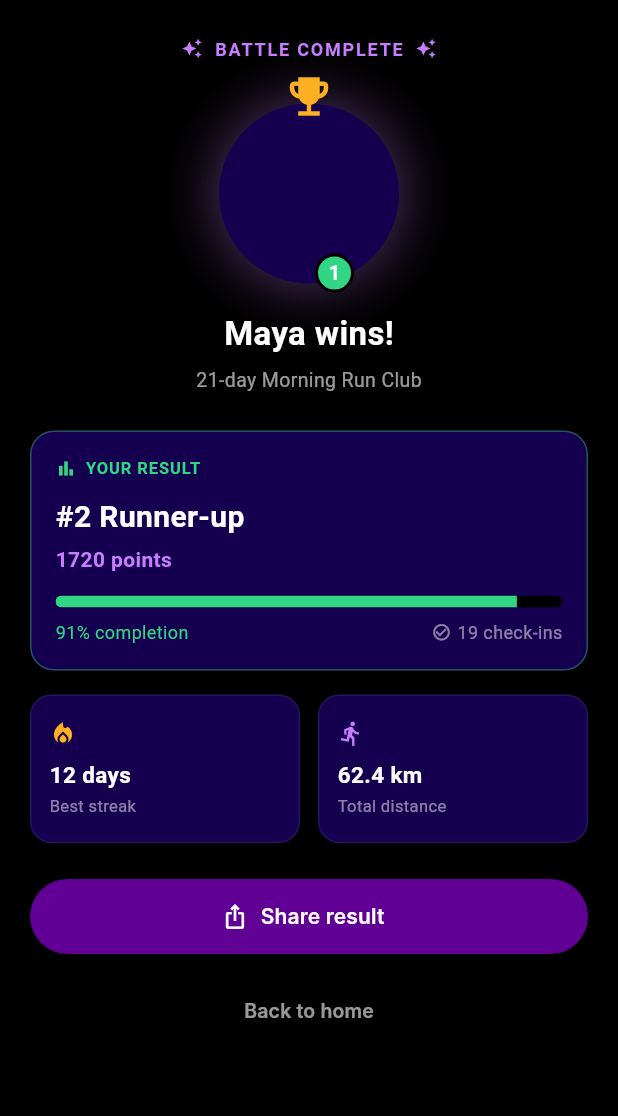
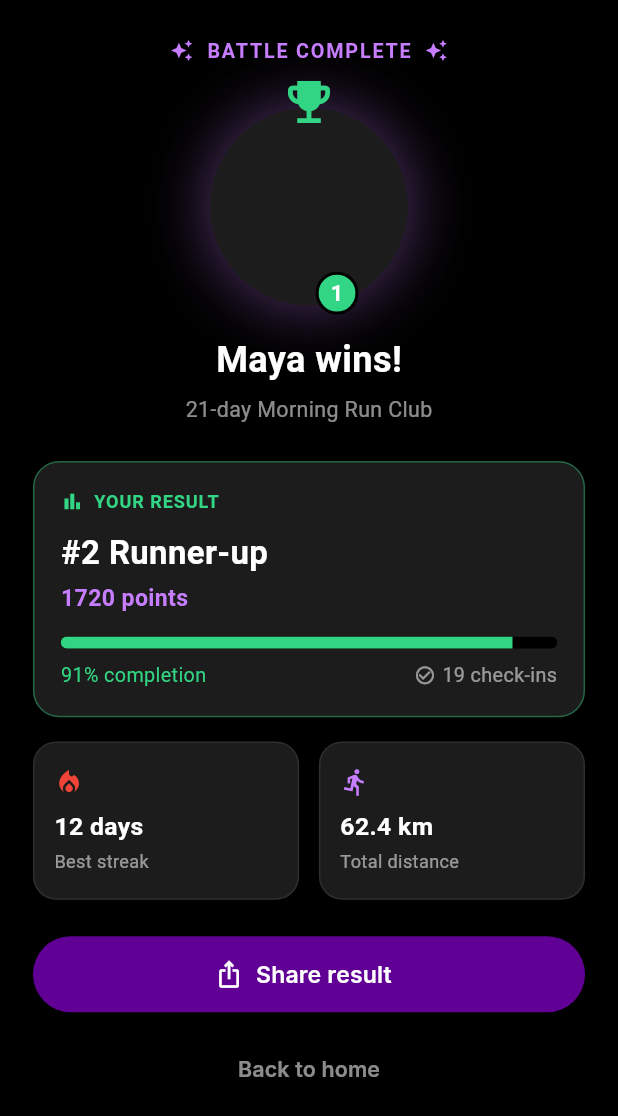
Before and after one commit to zeinawael735/Streak-Battle, a Flutter app: the screen it shows after launch, on a phone screen of 412 x 824 dp. Shown: the top 1116 px of the screen. Run offline on Flutter 3.47's test engine with Material 3 defaults, Android fonts, the phone set to English and light mode, and no system bars; our stand-ins replace cloud_firestore, equatable, firebase_auth, firebase_core, flutter_bloc, flutter_local_notifications and 7 more; accounts and stored records are empty; Roboto replaces fonts that are missing (Inter, Manrope).

Commit message:
theme + responsive + animation defined

```diff
--- a/lib/core/theme/theme.dart
+++ b/lib/core/theme/theme.dart
@@ -55,6 +55,7 @@ class AppTheme {
       colorScheme: const ColorScheme.light(
         primary: AppColors.purple,
         secondary: AppColors.violetFocus,
+        tertiary: AppColors.success,
         error: AppColors.error,
         surface: AppColors.white,
       ),
@@ -92,6 +93,7 @@ class AppTheme {
       colorScheme: const ColorScheme.dark(
         primary: AppColors.purple,
         secondary: AppColors.violetFocus,
+        tertiary: AppColors.success,
         error: AppColors.error,
         surface: AppColors.indigo,
       ),
--- /dev/null
+++ b/lib/core/utils/responsive_helper.dart
@@ -0,0 +1,17 @@
+import 'package:flutter/material.dart';
+
+class ResponsiveHelper {
+  static const double _designWidth = 375;
+  static const double _designHeight = 812;
+
+  final double screenWidth;
+  final double screenHeight;
+
+  ResponsiveHelper(BuildContext context)
+      : screenWidth = MediaQuery.of(context).size.width,
+        screenHeight = MediaQuery.of(context).size.height;
+
+  double w(double value) => value * (screenWidth / _designWidth);
+  double h(double value) => value * (screenHeight / _designHeight);
+  double sp(double value) => w(value);
+}
--- a/lib/features/results/view/screens/battle_result_screen.dart
+++ b/lib/features/results/view/screens/battle_result_screen.dart
@@ -1,6 +1,6 @@
 import 'package:flutter/material.dart';
 import 'package:flutter_bloc/flutter_bloc.dart';
-import 'package:streak_battle/core/theme/theme.dart';
+import 'package:streak_battle/core/utils/responsive_helper.dart';
 import '../../view_model/battle_result_cubit.dart';
 import '../../view_model/battle_result_state.dart';
 
@@ -16,141 +16,230 @@ class BattleResultScreen extends StatelessWidget {
   }
 }
 
-class _BattleResultView extends StatelessWidget {
+class _BattleResultView extends StatefulWidget {
   const _BattleResultView();
 
   @override
+  State<_BattleResultView> createState() => _BattleResultViewState();
+}
+
+class _BattleResultViewState extends State<_BattleResultView>
+    with TickerProviderStateMixin {
+  late final AnimationController _scaleController;
+  late final AnimationController _fadeController;
+  late final Animation<double> _circleScale;
+  late final Animation<double> _crownOffset;
+  late final Animation<double> _contentFade;
+
+  bool _hasPlayedOnce = false;
+
+  @override
+  void initState() {
+    super.initState();
+
+    _scaleController = AnimationController(
+      vsync: this,
+      duration: const Duration(milliseconds: 700),
+    );
+
+    _fadeController = AnimationController(
+      vsync: this,
+      duration: const Duration(milliseconds: 500),
+    );
+
+    _circleScale = CurvedAnimation(
+      parent: _scaleController,
+      curve: Curves.elasticOut,
+    );
+
+    _crownOffset = Tween<double>(begin: -40, end: 0).animate(
+      CurvedAnimation(
+        parent: _scaleController,
+        curve: const Interval(0.3, 1.0, curve: Curves.bounceOut),
+      ),
+    );
+
+    _contentFade = CurvedAnimation(
+      parent: _fadeController,
+      curve: Curves.easeIn,
+    );
+  }
+
+  void _playCelebrationOnce() {
+    if (_hasPlayedOnce) return;
+    _hasPlayedOnce = true;
+    _scaleController.forward();
+    Future.delayed(const Duration(milliseconds: 400), () {
+      if (mounted) _fadeController.forward();
+    });
+  }
+
+  @override
+  void dispose() {
+    _scaleController.dispose();
+    _fadeController.dispose();
+    super.dispose();
+  }
+
+  @override
   Widget build(BuildContext context) {
+    final theme = Theme.of(context);
+    final isDark = theme.brightness == Brightness.dark;
+    final textColor = theme.colorScheme.onSurface;
+    final secondaryTextColor = textColor.withOpacity(0.55);
+    final cardColor = isDark ? const Color(0xFF1C1C1C) : const Color(0xFFF5F5F5);
+    final progressBg = isDark ? Colors.black : Colors.grey.shade300;
+    final r = ResponsiveHelper(context);
+
     return Scaffold(
-      backgroundColor: AppColors.black,
+      backgroundColor: theme.scaffoldBackgroundColor,
       body: SafeArea(
         child: BlocBuilder<BattleResultCubit, BattleResultState>(
           builder: (context, state) {
             if (state is BattleResultCalculating) {
-              return const Center(
-                child: CircularProgressIndicator(color: AppColors.violetFocus),
+              return Center(
+                child: CircularProgressIndicator(color: theme.colorScheme.secondary),
               );
             }
 
             if (state is BattleResultError) {
               return Center(
-                child: Text(state.message,
-                    style: const TextStyle(color: AppColors.white)),
+                child: Text(state.message, style: TextStyle(color: textColor)),
               );
             }
 
             final result = state as BattleResultLoaded;
 
+            // Trigger the celebration animation once data is ready.
+            WidgetsBinding.instance.addPostFrameCallback((_) {
+              _playCelebrationOnce();
+            });
+
             return SingleChildScrollView(
-              padding: const EdgeInsets.symmetric(horizontal: 20),
+              padding: EdgeInsets.symmetric(horizontal: r.w(20)),
               child: Column(
                 children: [
-                  const SizedBox(height: 24),
+                  SizedBox(height: r.h(24)),
 
                   // ================= HEADER =================
-                  const Row(
+                  Row(
                     mainAxisAlignment: MainAxisAlignment.center,
                     children: [
                       Icon(Icons.auto_awesome,
-                          color: AppColors.violetFocus, size: 14),
-                      SizedBox(width: 8),
+                          color: theme.colorScheme.secondary, size: r.w(14)),
+                      SizedBox(width: r.w(8)),
                       Text(
                         'BATTLE COMPLETE',
                         style: TextStyle(
-                          color: AppColors.violetFocus,
-                          fontSize: 12,
+                          color: theme.colorScheme.secondary,
+                          fontSize: r.sp(12),
                           fontWeight: FontWeight.bold,
                           letterSpacing: 1.2,
                         ),
                       ),
-                      SizedBox(width: 8),
+                      SizedBox(width: r.w(8)),
                       Icon(Icons.auto_awesome,
-                          color: AppColors.violetFocus, size: 14),
+                          color: theme.colorScheme.secondary, size: r.w(14)),
                     ],
                   ),
 
-                  const SizedBox(height: 28),
+                  SizedBox(height: r.h(28)),
 
-                  // ================= WINNER CIRCLE =================
-                  Stack(
+                  // ================= WINNER CIRCLE (ANIMATED) =================
+                  AnimatedBuilder(
+                    animation: _scaleController,
+                    builder: (context, child) {
+                      return Transform.scale(
+                        scale: _circleScale.value,
+                        child: child,
+                      );
+                    },
+                    child: Stack(
                       clipBehavior: Clip.none,
                       alignment: Alignment.center,
                       children: [
                         Container(
-                        width: 120,
-                        height: 120,
+                          width: r.w(120),
+                          height: r.w(120),
                           decoration: BoxDecoration(
                             shape: BoxShape.circle,
-                          color: AppColors.indigo,
+                            color: cardColor,
                             boxShadow: [
                               BoxShadow(
-                              color: AppColors.violetFocus.withOpacity(0.35),
-                              blurRadius: 30,
-                              spreadRadius: 4,
+                                color: theme.colorScheme.secondary.withOpacity(0.35),
+                                blurRadius: r.w(30),
+                                spreadRadius: r.w(4),
                               ),
                             ],
                           ),
                         ),
-                      Positioned(
-                        top: -22,
+                        AnimatedBuilder(
+                          animation: _crownOffset,
+                          builder: (context, child) {
+                            return Positioned(
+                              top: r.h(-22) + _crownOffset.value,
+                              child: child!,
+                            );
+                          },
                           child: Icon(Icons.emoji_events,
-                            color: AppColors.warning, size: 34),
+                              color: theme.colorScheme.tertiary, size: r.w(34)),
                         ),
                         Positioned(
-                        bottom: -6,
-                        right: 30,
+                          bottom: r.h(-6),
+                          right: r.w(30),
                           child: Container(
-                          width: 26,
-                          height: 26,
+                            width: r.w(26),
+                            height: r.w(26),
                             decoration: BoxDecoration(
-                            color: AppColors.success,
+                              color: theme.colorScheme.tertiary,
                               shape: BoxShape.circle,
-                            border: Border.all(color: AppColors.black, width: 2),
+                              border: Border.all(
+                                  color: theme.scaffoldBackgroundColor, width: 2),
                             ),
-                          child: const Center(
+                            child: Center(
                               child: Text('1',
                                   style: TextStyle(
-                                    color: AppColors.white,
+                                      color: Colors.white,
                                       fontWeight: FontWeight.bold,
-                                    fontSize: 13)),
+                                      fontSize: r.sp(13))),
                             ),
                           ),
                         ),
                       ],
                     ),
+                  ),
 
-                  const SizedBox(height: 18),
+                  SizedBox(height: r.h(18)),
 
+                  // ================= FADE-IN CONTENT =================
+                  FadeTransition(
+                    opacity: _contentFade,
+                    child: Column(
+                      children: [
                         Text(
                           '${result.winnerName} wins!',
-                    style: const TextStyle(
-                      color: AppColors.white,
-                      fontSize: 22,
+                          style: TextStyle(
+                            color: textColor,
+                            fontSize: r.sp(22),
                             fontWeight: FontWeight.bold,
                           ),
                         ),
-
-                  const SizedBox(height: 6),
-
+                        SizedBox(height: r.h(6)),
                         Text(
                           result.battleTitle,
-                    style: TextStyle(
-                      color: AppColors.white.withOpacity(0.6),
-                      fontSize: 13,
+                          style: TextStyle(color: secondaryTextColor, fontSize: r.sp(13)),
                         ),
-                  ),
-
-                  const SizedBox(height: 24),
+                        SizedBox(height: r.h(24)),
 
                         // ================= YOUR RESULT CARD =================
                         Container(
                           width: double.infinity,
-                    padding: const EdgeInsets.all(16),
+                          padding: EdgeInsets.all(r.w(16)),
                           decoration: BoxDecoration(
-                      color: AppColors.indigo,
-                      borderRadius: BorderRadius.circular(16),
+                            color: cardColor,
+                            borderRadius: BorderRadius.circular(r.w(16)),
                             border: Border.all(
-                          color: AppColors.success.withOpacity(0.4)),
+                                color: theme.colorScheme.tertiary.withOpacity(0.4)),
                           ),
                           child: Column(
                             crossAxisAlignment: CrossAxisAlignment.start,
@@ -158,68 +247,67 @@ class _BattleResultView extends StatelessWidget {
                               Row(
                                 children: [
                                   Icon(Icons.bar_chart,
-                                color: AppColors.success, size: 14),
-                            const SizedBox(width: 6),
+                                      color: theme.colorScheme.tertiary, size: r.w(14)),
+                                  SizedBox(width: r.w(6)),
                                   Text(
                                     'YOUR RESULT',
                                     style: TextStyle(
-                                color: AppColors.success,
-                                fontSize: 11,
+                                      color: theme.colorScheme.tertiary,
+                                      fontSize: r.sp(11),
                                       fontWeight: FontWeight.bold,
                                       letterSpacing: 0.6,
                                     ),
                                   ),
                                 ],
                               ),
-                        const SizedBox(height: 10),
+                              SizedBox(height: r.h(10)),
                               Text(
                                 result.userRankLabel,
-                          style: const TextStyle(
-                            color: AppColors.white,
-                            fontSize: 20,
+                                style: TextStyle(
+                                  color: textColor,
+                                  fontSize: r.sp(20),
                                   fontWeight: FontWeight.bold,
                                 ),
                               ),
-                        const SizedBox(height: 4),
+                              SizedBox(height: r.h(4)),
                               Text(
                                 '${result.points} points',
-                          style: const TextStyle(
-                            color: AppColors.violetFocus,
-                            fontSize: 14,
+                                style: TextStyle(
+                                  color: theme.colorScheme.secondary,
+                                  fontSize: r.sp(14),
                                   fontWeight: FontWeight.w600,
                                 ),
                               ),
-                        const SizedBox(height: 14),
+                              SizedBox(height: r.h(14)),
                               ClipRRect(
-                          borderRadius: BorderRadius.circular(10),
+                                borderRadius: BorderRadius.circular(r.w(10)),
                                 child: LinearProgressIndicator(
                                   value: result.completionPercent,
-                            minHeight: 8,
-                            backgroundColor: AppColors.black,
-                            valueColor: const AlwaysStoppedAnimation(
-                                AppColors.success),
+                                  minHeight: r.h(8),
+                                  backgroundColor: progressBg,
+                                  valueColor: AlwaysStoppedAnimation(
+                                      theme.colorScheme.tertiary),
                                 ),
                               ),
-                        const SizedBox(height: 8),
+                              SizedBox(height: r.h(8)),
                               Row(
                                 mainAxisAlignment: MainAxisAlignment.spaceBetween,
                                 children: [
                                   Text(
                                     '${(result.completionPercent * 100).round()}% completion',
                                     style: TextStyle(
-                                  color: AppColors.success, fontSize: 12),
+                                        color: theme.colorScheme.tertiary,
+                                        fontSize: r.sp(12)),
                                   ),
                                   Row(
                                     children: [
                                       Icon(Icons.check_circle_outline,
-                                    color: AppColors.white.withOpacity(0.5),
-                                    size: 13),
-                                const SizedBox(width: 4),
+                                          color: secondaryTextColor, size: r.w(13)),
+                                      SizedBox(width: r.w(4)),
                                       Text(
                                         '${result.checkIns} check-ins',
                                         style: TextStyle(
-                                      color: AppColors.white.withOpacity(0.5),
-                                      fontSize: 12),
+                                            color: secondaryTextColor, fontSize: r.sp(12)),
                                       ),
                                     ],
                                   ),
@@ -229,7 +317,7 @@ class _BattleResultView extends StatelessWidget {
                           ),
                         ),
 
-                  const SizedBox(height: 16),
+                        SizedBox(height: r.h(16)),
 
                         // ================= STATS CARDS =================
                         Row(
@@ -237,46 +325,54 @@ class _BattleResultView extends StatelessWidget {
                             Expanded(
                               child: _statCard(
                                 icon: Icons.local_fire_department,
-                          iconColor: AppColors.warning,
+                                iconColor: theme.colorScheme.error,
                                 value: '${result.bestStreak} days',
                                 label: 'Best streak',
+                                textColor: textColor,
+                                secondaryTextColor: secondaryTextColor,
+                                cardColor: cardColor,
+                                r: r,
                               ),
                             ),
-                      const SizedBox(width: 12),
+                            SizedBox(width: r.w(12)),
                             Expanded(
                               child: _statCard(
                                 icon: Icons.directions_run,
-                          iconColor: AppColors.violetFocus,
+                                iconColor: theme.colorScheme.secondary,
                                 value: '${result.totalDistanceKm} km',
                                 label: 'Total distance',
+                                textColor: textColor,
+                                secondaryTextColor: secondaryTextColor,
+                                cardColor: cardColor,
+                                r: r,
                               ),
                             ),
                           ],
                         ),
 
-                  const SizedBox(height: 24),
+                        SizedBox(height: r.h(24)),
 
                         // ================= SHARE BUTTON =================
                         SizedBox(
                           width: double.infinity,
-                    height: 50,
+                          height: r.h(50),
                           child: ElevatedButton.icon(
                             onPressed: () {
-                        // TODO: implement Share Results (share_plus already in pubspec)
+                              // TODO: implement Share Results
                             },
-                      icon: const Icon(Icons.ios_share, size: 18),
-                      label: const Text('Share result'),
+                            icon: Icon(Icons.ios_share, size: r.w(18)),
+                            label: Text('Share result', style: TextStyle(fontSize: r.sp(14))),
                             style: ElevatedButton.styleFrom(
-                        backgroundColor: AppColors.purple,
-                        foregroundColor: AppColors.white,
+                              backgroundColor: theme.colorScheme.primary,
+                              foregroundColor: Colors.white,
                               shape: RoundedRectangleBorder(
-                          borderRadius: BorderRadius.circular(26),
+                                borderRadius: BorderRadius.circular(r.w(26)),
                               ),
                             ),
                           ),
                         ),
 
-                  const SizedBox(height: 14),
+                        SizedBox(height: r.h(14)),
 
                         TextButton(
                           onPressed: () {
@@ -284,14 +380,14 @@ class _BattleResultView extends StatelessWidget {
                           },
                           child: Text(
                             'Back to home',
-                      style: TextStyle(
-                        color: AppColors.white.withOpacity(0.6),
-                        fontSize: 13,
-                      ),
+                            style: TextStyle(color: secondaryTextColor, fontSize: r.sp(13)),
                           ),
                         ),
 
-                  const SizedBox(height: 20),
+                        SizedBox(height: r.h(20)),
+                      ],
+                    ),
+                  ),
                 ],
               ),
             );
@@ -306,28 +402,28 @@ class _BattleResultView extends StatelessWidget {
     required Color iconColor,
     required String value,
     required String label,
+    required Color textColor,
+    required Color secondaryTextColor,
+    required Color cardColor,
+    required ResponsiveHelper r,
   }) {
     return Container(
-      padding: const EdgeInsets.symmetric(vertical: 16, horizontal: 12),
+      padding: EdgeInsets.symmetric(vertical: r.h(16), horizontal: r.w(12)),
       decoration: BoxDecoration(
-        color: AppColors.indigo,
-        borderRadius: BorderRadius.circular(14),
-        border: Border.all(color: AppColors.white.withOpacity(0.08)),
+        color: cardColor,
+        borderRadius: BorderRadius.circular(r.w(14)),
+        border: Border.all(color: textColor.withOpacity(0.08)),
       ),
       child: Column(
         crossAxisAlignment: CrossAxisAlignment.start,
         children: [
-          Icon(icon, color: iconColor, size: 18),
-          const SizedBox(height: 8),
+          Icon(icon, color: iconColor, size: r.w(18)),
+          SizedBox(height: r.h(8)),
           Text(value,
-              style: const TextStyle(
-                  color: AppColors.white,
-                  fontSize: 15,
-                  fontWeight: FontWeight.bold)),
-          const SizedBox(height: 2),
-          Text(label,
               style: TextStyle(
-                  color: AppColors.white.withOpacity(0.5), fontSize: 11)),
+                  color: textColor, fontSize: r.sp(15), fontWeight: FontWeight.bold)),
+          SizedBox(height: r.h(2)),
+          Text(label, style: TextStyle(color: secondaryTextColor, fontSize: r.sp(11))),
         ],
       ),
     );
```
Lines whose indentation alone changed are shown as unchanged.
